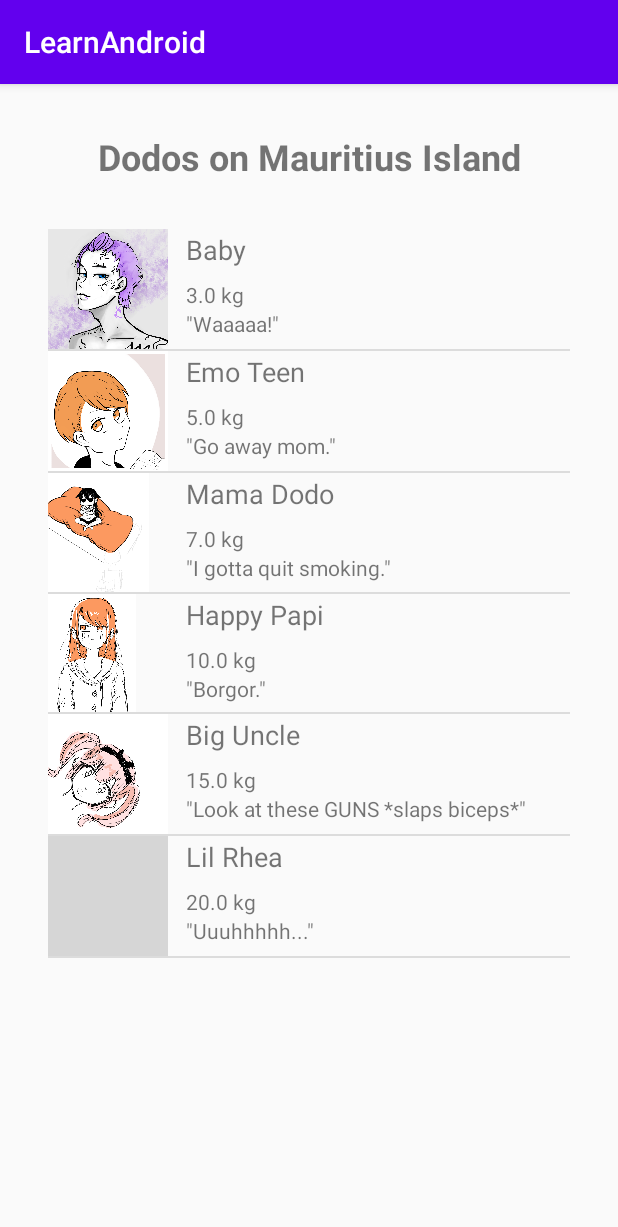
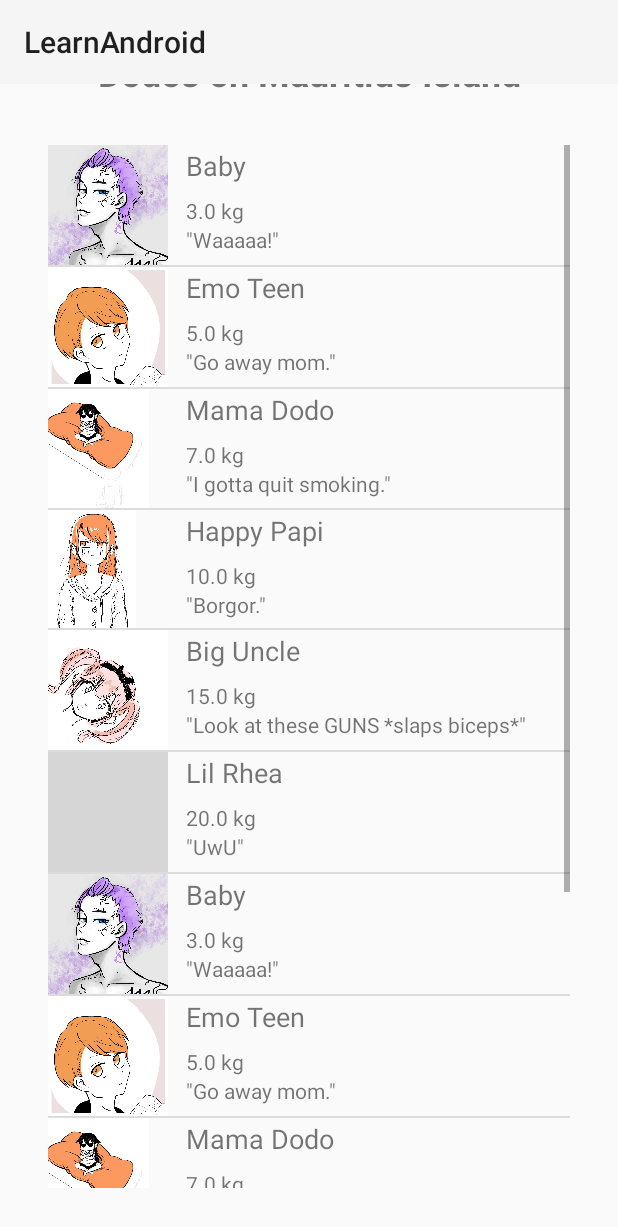
Before and after one commit to papashirogane/DodoApp, an Android app: the DodoListActivity screen opened directly, with no data from a screen before it, after a tap on "Baby", on a phone screen of 412 x 824 dp. Shown: the top 1227 px of the screen. Run offline under Robolectric (Android 15) with nearby library versions, the phone set to English and light mode, and no system bars; grey boxes are pictures that could not be loaded.

Commit message:
Added temporary toolbar to DodoListActivity. Added clickedDodo to DodoWaddle

```diff
--- a/app/src/main/AndroidManifest.xml
+++ b/app/src/main/AndroidManifest.xml
@@ -8,7 +8,7 @@
         android:label="@string/app_name"
         android:roundIcon="@mipmap/ic_launcher_round"
         android:supportsRtl="true"
-        android:theme="@style/AppTheme">
+        android:theme="@style/Theme.AppCompat.Light.NoActionBar">
         <activity android:name=".DodoListActivity"></activity>
         <activity android:name=".MainActivity">
             <intent-filter>
--- a/app/src/main/java/com/example/learnandroid/DodoListActivity.java
+++ b/app/src/main/java/com/example/learnandroid/DodoListActivity.java
@@ -3,6 +3,7 @@ package com.example.learnandroid;
 import androidx.annotation.NonNull;
 import androidx.annotation.Nullable;
 import androidx.appcompat.app.AppCompatActivity;
+import androidx.appcompat.widget.Toolbar;
 
 import android.content.Context;
 import android.content.Intent;
@@ -17,17 +18,20 @@ import android.widget.TextView;
 import android.widget.Toast;
 
 import com.example.learnandroid.model.dodo.Dodo;
+import com.example.learnandroid.model.dodo.DodoWaddle;
 
 import java.util.ArrayList;
 import java.util.List;
 
 public class DodoListActivity extends AppCompatActivity {
-    private List<Dodo> waddle = new ArrayList<>();
+    private DodoWaddle MyWaddle = DodoWaddle.getInstance();
 
     @Override
     protected void onCreate(Bundle savedInstanceState) {
         super.onCreate(savedInstanceState);
         setContentView(R.layout.activity_dodo_list);
+        Toolbar toolbar = (Toolbar) findViewById(R.id.toolbarDodoList);
+        setSupportActionBar(toolbar);
 
         populateWaddle();
         populateListView();
@@ -39,8 +43,8 @@ public class DodoListActivity extends AppCompatActivity {
         list.setOnItemClickListener(new AdapterView.OnItemClickListener() {
             @Override
             public void onItemClick(AdapterView<?> adapterView, View view, int i, long l) {
-                Dodo clickedDodo = waddle.get(i);
-                Toast.makeText(DodoListActivity.this, "You clicked on " + clickedDodo.getName(), Toast.LENGTH_SHORT).show();
+                MyWaddle.clickedDodo = MyWaddle.get(i);
+                Toast.makeText(DodoListActivity.this, "You clicked on " + MyWaddle.clickedDodo.getName(), Toast.LENGTH_SHORT).show();
                 /*Intent intent = ThirdActivity.makeIntent(DodoListActivity.this);
                 startActivity(intent);*/
                 // opens new activity which has fill-in-the-blanks for sailor health, sailor distance, and dodo distance in metres
@@ -51,12 +55,12 @@ public class DodoListActivity extends AppCompatActivity {
     }
 
     private void populateWaddle() {
-        waddle.add(new Dodo("Baby", 3, R.drawable.lazy1, "Waaaaa!"));
-        waddle.add(new Dodo("Emo Teen", 5, R.drawable.lazy2, "Go away mom."));
-        waddle.add(new Dodo("Mama Dodo", 7, R.drawable.lazy3, "I gotta quit smoking."));
-        waddle.add(new Dodo("Happy Papi", 10, R.drawable.lazy4, "Borgor."));
-        waddle.add(new Dodo("Big Uncle", 15, R.drawable.lazy5, "Look at these GUNS *slaps biceps*"));
-        waddle.add(new Dodo("Lil Rhea", 20, R.drawable.lazy6, "Uuuhhhhh..."));
+        MyWaddle.add(new Dodo("Baby", 3, R.drawable.lazy1, "Waaaaa!"));
+        MyWaddle.add(new Dodo("Emo Teen", 5, R.drawable.lazy2, "Go away mom."));
+        MyWaddle.add(new Dodo("Mama Dodo", 7, R.drawable.lazy3, "I gotta quit smoking."));
+        MyWaddle.add(new Dodo("Happy Papi", 10, R.drawable.lazy4, "Borgor."));
+        MyWaddle.add(new Dodo("Big Uncle", 15, R.drawable.lazy5, "Look at these GUNS *slaps biceps*"));
+        MyWaddle.add(new Dodo("Lil Rhea", 20, R.drawable.lazy6, "Uuuhhhhh..."));
     }
 
     private void populateListView() {
@@ -72,7 +76,7 @@ public class DodoListActivity extends AppCompatActivity {
 
     private class DodoAdapter extends ArrayAdapter<Dodo> {
         public DodoAdapter() {
-            super(DodoListActivity.this, R.layout.item_view, waddle);
+            super(DodoListActivity.this, R.layout.item_view, MyWaddle.waddle);
         }
 
         @NonNull
@@ -83,7 +87,7 @@ public class DodoListActivity extends AppCompatActivity {
                 itemView = getLayoutInflater().inflate(R.layout.item_view, parent, false);
             }
             // Now we have a view, but it's just using the defaults I put in item_view.xml. I want to put in my own icon, name, weight, and height.
-            Dodo currentDodo = waddle.get(position);
+            Dodo currentDodo = MyWaddle.get(position);
 
             ImageView imageView = (ImageView) itemView.findViewById(R.id.item_icon); // not sure why we have to findViewById inside of ImageView instead of just this activity
             imageView.setImageResource(currentDodo.getIconId());
--- a/app/src/main/java/com/example/learnandroid/model/dodo/DodoWaddle.java
+++ b/app/src/main/java/com/example/learnandroid/model/dodo/DodoWaddle.java
@@ -10,7 +10,9 @@ import java.util.List;
  * List of dodos (a group of dodos is called a "waddle").
  */
 public class DodoWaddle implements Iterable<Dodo> {
-    private List<Dodo> waddle = new ArrayList<>();
+    private static DodoWaddle single_instance = null;
+    public List<Dodo> waddle = new ArrayList<>();
+    public Dodo clickedDodo;
 
     private DodoWaddle() {
         waddle.add(new Dodo("Baby", 3, R.drawable.lazy1, "Waaaaa!"));
@@ -18,7 +20,14 @@ public class DodoWaddle implements Iterable<Dodo> {
         waddle.add(new Dodo("Mama Dodo", 7, R.drawable.lazy3, "I gotta quit smoking."));
         waddle.add(new Dodo("Happy Papi", 10, R.drawable.lazy4, "Borgor."));
         waddle.add(new Dodo("Big Uncle", 15, R.drawable.lazy5, "Look at these GUNS *slaps biceps*"));
-        waddle.add(new Dodo("Lil Rhea", 20, R.drawable.lazy6, "Uuuhhhhh..."));
+        waddle.add(new Dodo("Lil Rhea", 20, R.drawable.lazy6, "UwU"));
+    }
+
+    public static DodoWaddle getInstance() {
+        if (single_instance == null) {
+            single_instance = new DodoWaddle();
+        }
+        return single_instance;
     }
 
     public void add(Dodo dodo) {
--- a/app/src/main/res/layout/activity_dodo_list.xml
+++ b/app/src/main/res/layout/activity_dodo_list.xml
@@ -38,4 +38,16 @@
         app:layout_constraintVertical_bias="1.0">
 
     </ListView>
+
+    <androidx.appcompat.widget.Toolbar
+        android:id="@+id/toolbarDodoList"
+        android:layout_width="0dp"
+        android:layout_height="?attr/actionBarSize"
+        android:background="?attr/colorPrimary"
+        android:minHeight="?attr/actionBarSize"
+        android:theme="?attr/actionBarTheme"
+        app:layout_constraintEnd_toEndOf="parent"
+        app:layout_constraintStart_toStartOf="parent"
+        app:layout_constraintTop_toTopOf="parent" />
+
 </androidx.constraintlayout.widget.ConstraintLayout>
--- a/app/src/main/res/layout/activity_main.xml
+++ b/app/src/main/res/layout/activity_main.xml
@@ -19,4 +19,5 @@
         app:layout_constraintStart_toStartOf="parent"
         app:layout_constraintTop_toTopOf="parent" />
 
+
 </androidx.constraintlayout.widget.ConstraintLayout>
--- /dev/null
+++ b/app/src/main/res/menu/menu_dodo_list.xml
@@ -0,0 +1,3 @@
+<?xml version="1.0" encoding="utf-8"?>
+<menu xmlns:app="http://schemas.android.com/apk/res-auto"
+    xmlns:android="http://schemas.android.com/apk/res/android"/>
```
